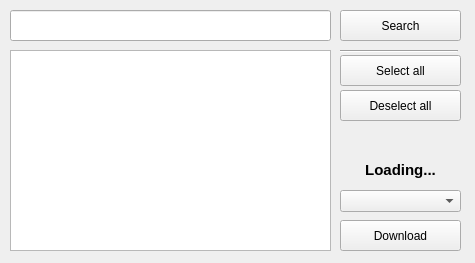
Above: MainWindow.ui from TaPO4eg3D/HS_Downloader before the change. Below: the same form after it.
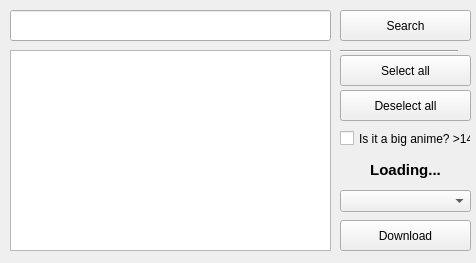
That is the form after the change.

Commit message: Make intelligent parsing optional

```diff
--- a/MainWindow.ui
+++ b/MainWindow.ui
@@ -6,7 +6,7 @@
    <rect>
     <x>0</x>
     <y>0</y>
-    <width>475</width>
+    <width>476</width>
     <height>263</height>
    </rect>
   </property>
@@ -19,7 +19,7 @@
      <rect>
       <x>340</x>
       <y>10</y>
-      <width>121</width>
+      <width>131</width>
       <height>31</height>
      </rect>
     </property>
@@ -32,7 +32,7 @@
      <rect>
       <x>340</x>
       <y>55</y>
-      <width>121</width>
+      <width>131</width>
       <height>31</height>
      </rect>
     </property>
@@ -45,7 +45,7 @@
      <rect>
       <x>340</x>
       <y>90</y>
-      <width>121</width>
+      <width>131</width>
       <height>31</height>
      </rect>
     </property>
@@ -71,7 +71,7 @@
      <rect>
       <x>340</x>
       <y>220</y>
-      <width>121</width>
+      <width>131</width>
       <height>31</height>
      </rect>
     </property>
@@ -107,7 +107,7 @@
      <rect>
       <x>340</x>
       <y>160</y>
-      <width>121</width>
+      <width>131</width>
       <height>20</height>
      </rect>
     </property>
@@ -131,11 +131,24 @@
      <rect>
       <x>340</x>
       <y>190</y>
-      <width>121</width>
+      <width>131</width>
       <height>22</height>
      </rect>
     </property>
    </widget>
+   <widget class="QCheckBox" name="intellTurn">
+    <property name="geometry">
+     <rect>
+      <x>340</x>
+      <y>130</y>
+      <width>131</width>
+      <height>17</height>
+     </rect>
+    </property>
+    <property name="text">
+     <string>Is it a big anime? &gt;144</string>
+    </property>
+   </widget>
   </widget>
  </widget>
  <resources/>
```
The commit also changes 2 other files.
